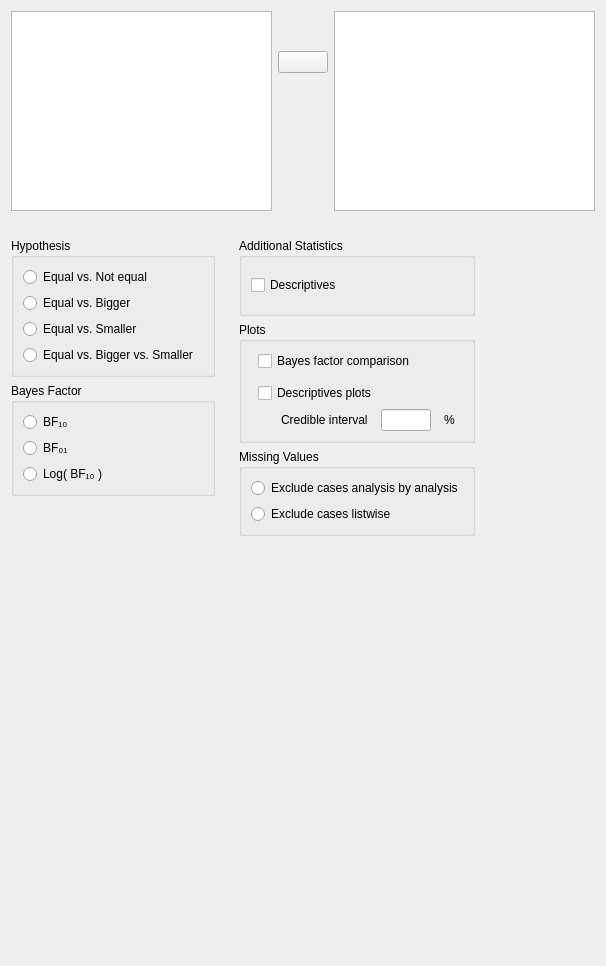
Before: the Qt Designer form JASP-Desktop/analysisforms/Bain/bainttestbayesianpairedsamplesform.ui in jasp-stats/jasp-desktop, drawn with Qt 5.
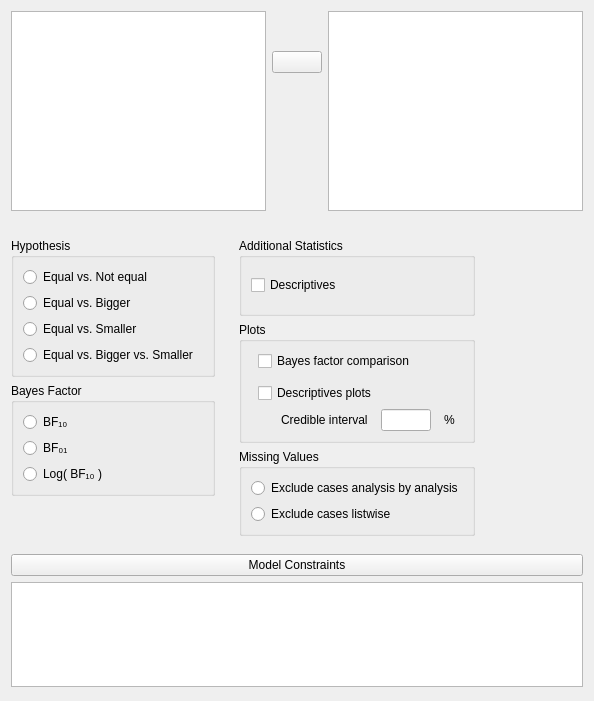
After: the same form once the commit is applied. Custom widgets are drawn as their Qt base class.

Commit message: Model constraints widget added to Bain module

Diff of the .ui file:
```diff
--- a/JASP-Desktop/analysisforms/Bain/bainttestbayesianpairedsamplesform.ui
+++ b/JASP-Desktop/analysisforms/Bain/bainttestbayesianpairedsamplesform.ui
@@ -6,8 +6,8 @@
    <rect>
     <x>0</x>
     <y>0</y>
-    <width>606</width>
-    <height>966</height>
+    <width>594</width>
+    <height>701</height>
    </rect>
   </property>
   <property name="sizePolicy">
@@ -526,30 +526,66 @@
     </widget>
    </item>
    <item row="2" column="0">
-    <spacer name="verticalSpacer_5">
-     <property name="orientation">
-      <enum>Qt::Vertical</enum>
-     </property>
-     <property name="sizeHint" stdset="0">
-      <size>
-       <width>20</width>
-       <height>40</height>
-      </size>
-     </property>
-    </spacer>
+    <widget class="QWidget" name="constraintsWidget" native="true">
+     <layout class="QGridLayout" name="gridLayout_10">
+      <property name="leftMargin">
+       <number>0</number>
+      </property>
+      <property name="rightMargin">
+       <number>0</number>
+      </property>
+      <property name="bottomMargin">
+       <number>3</number>
+      </property>
+      <item row="2" column="0">
+       <widget class="QWidget" name="model_constraints" native="true">
+        <layout class="QGridLayout" name="gridLayout_14">
+         <property name="leftMargin">
+          <number>0</number>
+         </property>
+         <property name="topMargin">
+          <number>0</number>
+         </property>
+         <property name="rightMargin">
+          <number>0</number>
+         </property>
+         <property name="bottomMargin">
+          <number>0</number>
+         </property>
+         <item row="0" column="1">
+          <widget class="BoundTextEdit" name="model"/>
+         </item>
+        </layout>
+       </widget>
+      </item>
+      <item row="0" column="0">
+       <widget class="ExpanderButton" name="constraintsExpander">
+        <property name="text">
+         <string>Model Constraints</string>
+        </property>
+       </widget>
+      </item>
+     </layout>
+    </widget>
    </item>
   </layout>
  </widget>
  <customwidgets>
   <customwidget>
-   <class>AssignButton</class>
+   <class>BoundCheckBox</class>
+   <extends>QCheckBox</extends>
+   <header>widgets/boundcheckbox.h</header>
+  </customwidget>
+  <customwidget>
+   <class>BoundGroupBox</class>
+   <extends>QGroupBox</extends>
+   <header>widgets/boundgroupbox.h</header>
+   <container>1</container>
+  </customwidget>
+  <customwidget>
+   <class>ExpanderButton</class>
    <extends>QPushButton</extends>
-   <header>widgets/assignbutton.h</header>
-  </customwidget>
-  <customwidget>
-   <class>AvailableFieldsListView</class>
-   <extends>QListView</extends>
-   <header>widgets/availablefieldslistview.h</header>
+   <header>widgets/expanderbutton.h</header>
   </customwidget>
   <customwidget>
    <class>GroupBox</class>
@@ -563,15 +599,19 @@
    <header>widgets/boundtextbox.h</header>
   </customwidget>
   <customwidget>
-   <class>BoundGroupBox</class>
-   <extends>QGroupBox</extends>
-   <header>widgets/boundgroupbox.h</header>
-   <container>1</container>
+   <class>BoundTextEdit</class>
+   <extends>QPlainTextEdit</extends>
+   <header>widgets/boundtextedit.h</header>
   </customwidget>
   <customwidget>
-   <class>BoundCheckBox</class>
-   <extends>QCheckBox</extends>
-   <header>widgets/boundcheckbox.h</header>
+   <class>AssignButton</class>
+   <extends>QPushButton</extends>
+   <header>widgets/assignbutton.h</header>
+  </customwidget>
+  <customwidget>
+   <class>AvailableFieldsListView</class>
+   <extends>QListView</extends>
+   <header>widgets/availablefieldslistview.h</header>
   </customwidget>
   <customwidget>
    <class>BoundPairsTable</class>
```
Left out of the diff: 244 changed lines with no effect on the pictures. The commit also changes 24 other files.
